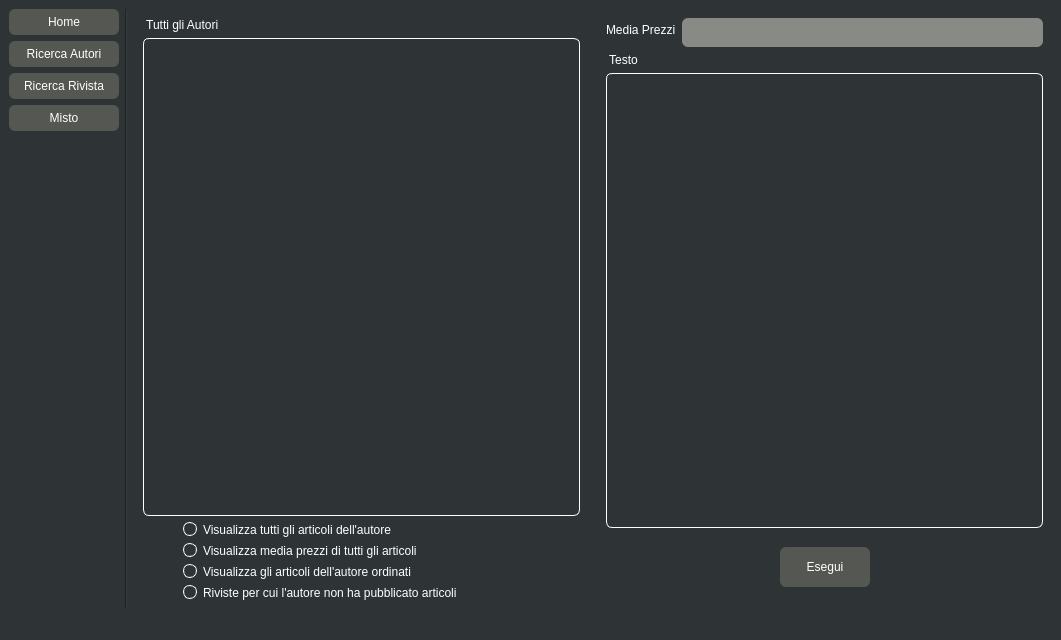
First picture: the form in Progetto/mainwindow.ui, repository simoven/ProgettoPO, before the edit.
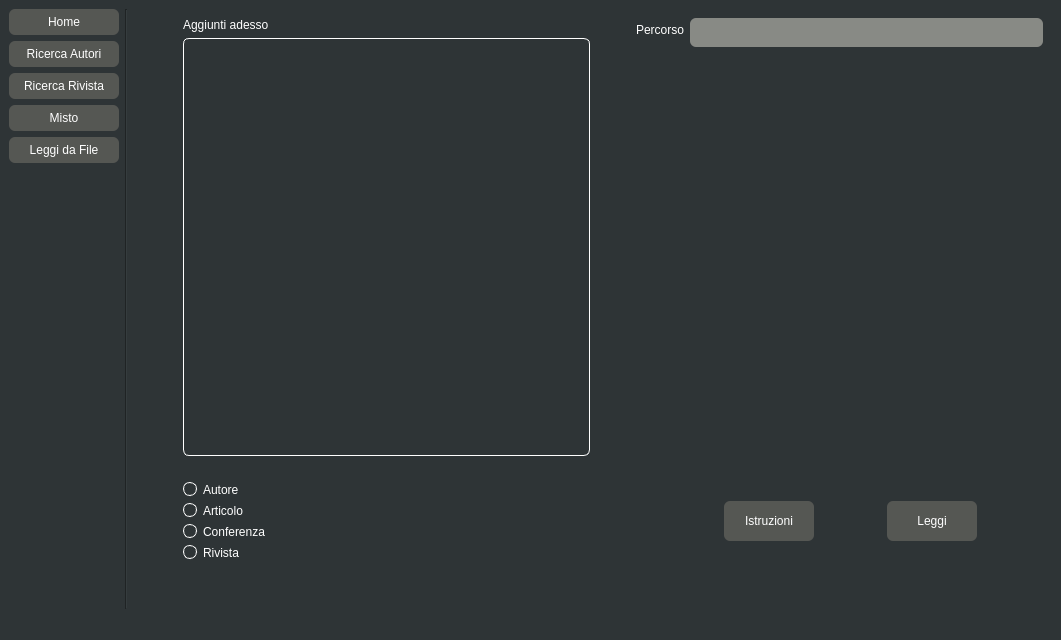
Second picture: the form after the edit. Icons and pictures are not drawn.

Commit message: Added input from file

```diff
--- a/Progetto/mainwindow.ui
+++ b/Progetto/mainwindow.ui
@@ -172,6 +172,19 @@
         </property>
        </widget>
       </item>
+      <item>
+       <widget class="QPushButton" name="pushButton">
+        <property name="minimumSize">
+         <size>
+          <width>110</width>
+          <height>26</height>
+         </size>
+        </property>
+        <property name="text">
+         <string>Leggi da File</string>
+        </property>
+       </widget>
+      </item>
       <item>
        <spacer name="verticalSpacer">
         <property name="minimumSize">
@@ -203,7 +216,7 @@
     <item>
      <widget class="QStackedWidget" name="mainStacked">
       <property name="currentIndex">
-       <number>1</number>
+       <number>4</number>
       </property>
       <widget class="QWidget" name="pageMain">
        <property name="styleSheet">
@@ -1228,6 +1241,254 @@
         </item>
        </layout>
       </widget>
+      <widget class="QWidget" name="pageFileInput">
+       <layout class="QVBoxLayout" name="verticalLayout_17">
+        <item>
+         <layout class="QHBoxLayout" name="horizontalLayout_9">
+          <item>
+           <spacer name="horizontalSpacer_21">
+            <property name="orientation">
+             <enum>Qt::Horizontal</enum>
+            </property>
+            <property name="sizeType">
+             <enum>QSizePolicy::Fixed</enum>
+            </property>
+            <property name="sizeHint" stdset="0">
+             <size>
+              <width>40</width>
+              <height>20</height>
+             </size>
+            </property>
+           </spacer>
+          </item>
+          <item>
+           <layout class="QVBoxLayout" name="verticalLayout_18">
+            <item>
+             <widget class="QLabel" name="label_3">
+              <property name="text">
+               <string>Aggiunti adesso</string>
+              </property>
+             </widget>
+            </item>
+            <item>
+             <widget class="QListWidget" name="listWidgetRecenti"/>
+            </item>
+           </layout>
+          </item>
+          <item>
+           <spacer name="horizontalSpacer_22">
+            <property name="orientation">
+             <enum>Qt::Horizontal</enum>
+            </property>
+            <property name="sizeType">
+             <enum>QSizePolicy::Minimum</enum>
+            </property>
+            <property name="sizeHint" stdset="0">
+             <size>
+              <width>40</width>
+              <height>20</height>
+             </size>
+            </property>
+           </spacer>
+          </item>
+          <item>
+           <layout class="QFormLayout" name="formLayout_4">
+            <item row="0" column="1">
+             <widget class="QLineEdit" name="percorsoLineEdit">
+              <property name="minimumSize">
+               <size>
+                <width>0</width>
+                <height>29</height>
+               </size>
+              </property>
+             </widget>
+            </item>
+            <item row="0" column="0">
+             <widget class="QLabel" name="label_4">
+              <property name="text">
+               <string>Percorso</string>
+              </property>
+             </widget>
+            </item>
+           </layout>
+          </item>
+         </layout>
+        </item>
+        <item>
+         <spacer name="verticalSpacer_10">
+          <property name="orientation">
+           <enum>Qt::Vertical</enum>
+          </property>
+          <property name="sizeType">
+           <enum>QSizePolicy::Fixed</enum>
+          </property>
+          <property name="sizeHint" stdset="0">
+           <size>
+            <width>20</width>
+            <height>20</height>
+           </size>
+          </property>
+         </spacer>
+        </item>
+        <item>
+         <layout class="QHBoxLayout" name="horizontalLayout_15">
+          <item>
+           <spacer name="horizontalSpacer_26">
+            <property name="orientation">
+             <enum>Qt::Horizontal</enum>
+            </property>
+            <property name="sizeType">
+             <enum>QSizePolicy::Minimum</enum>
+            </property>
+            <property name="sizeHint" stdset="0">
+             <size>
+              <width>40</width>
+              <height>20</height>
+             </size>
+            </property>
+           </spacer>
+          </item>
+          <item>
+           <layout class="QVBoxLayout" name="verticalLayout_20">
+            <item>
+             <widget class="QRadioButton" name="autoreLeggiButton">
+              <property name="text">
+               <string>Autore</string>
+              </property>
+             </widget>
+            </item>
+            <item>
+             <widget class="QRadioButton" name="articoloLeggiButton">
+              <property name="text">
+               <string>Articolo</string>
+              </property>
+             </widget>
+            </item>
+            <item>
+             <widget class="QRadioButton" name="conferenzaLeggiButton">
+              <property name="text">
+               <string>Conferenza</string>
+              </property>
+             </widget>
+            </item>
+            <item>
+             <widget class="QRadioButton" name="rivistaLeggiButton">
+              <property name="text">
+               <string>Rivista</string>
+              </property>
+             </widget>
+            </item>
+           </layout>
+          </item>
+          <item>
+           <spacer name="horizontalSpacer_25">
+            <property name="orientation">
+             <enum>Qt::Horizontal</enum>
+            </property>
+            <property name="sizeType">
+             <enum>QSizePolicy::Expanding</enum>
+            </property>
+            <property name="sizeHint" stdset="0">
+             <size>
+              <width>40</width>
+              <height>20</height>
+             </size>
+            </property>
+           </spacer>
+          </item>
+          <item>
+           <layout class="QVBoxLayout" name="verticalLayout_21">
+            <item>
+             <layout class="QHBoxLayout" name="horizontalLayout_16">
+              <item>
+               <spacer name="horizontalSpacer_23">
+                <property name="orientation">
+                 <enum>Qt::Horizontal</enum>
+                </property>
+                <property name="sizeHint" stdset="0">
+                 <size>
+                  <width>40</width>
+                  <height>20</height>
+                 </size>
+                </property>
+               </spacer>
+              </item>
+              <item>
+               <widget class="QPushButton" name="istruzioniButton">
+                <property name="minimumSize">
+                 <size>
+                  <width>90</width>
+                  <height>40</height>
+                 </size>
+                </property>
+                <property name="text">
+                 <string>Istruzioni</string>
+                </property>
+               </widget>
+              </item>
+              <item>
+               <spacer name="horizontalSpacer_27">
+                <property name="orientation">
+                 <enum>Qt::Horizontal</enum>
+                </property>
+                <property name="sizeHint" stdset="0">
+                 <size>
+                  <width>40</width>
+                  <height>20</height>
+                 </size>
+                </property>
+               </spacer>
+              </item>
+              <item>
+               <widget class="QPushButton" name="leggiButton">
+                <property name="minimumSize">
+                 <size>
+                  <width>90</width>
+                  <height>40</height>
+                 </size>
+                </property>
+                <property name="text">
+                 <string>Leggi</string>
+                </property>
+               </widget>
+              </item>
+              <item>
+               <spacer name="horizontalSpacer_24">
+                <property name="orientation">
+                 <enum>Qt::Horizontal</enum>
+                </property>
+                <property name="sizeHint" stdset="0">
+                 <size>
+                  <width>40</width>
+                  <height>20</height>
+                 </size>
+                </property>
+               </spacer>
+              </item>
+             </layout>
+            </item>
+           </layout>
+          </item>
+         </layout>
+        </item>
+        <item>
+         <spacer name="verticalSpacer_11">
+          <property name="orientation">
+           <enum>Qt::Vertical</enum>
+          </property>
+          <property name="sizeType">
+           <enum>QSizePolicy::Minimum</enum>
+          </property>
+          <property name="sizeHint" stdset="0">
+           <size>
+            <width>20</width>
+            <height>40</height>
+           </size>
+          </property>
+         </spacer>
+        </item>
+       </layout>
+      </widget>
      </widget>
     </item>
    </layout>
```
The commit also changes 7 other files.
